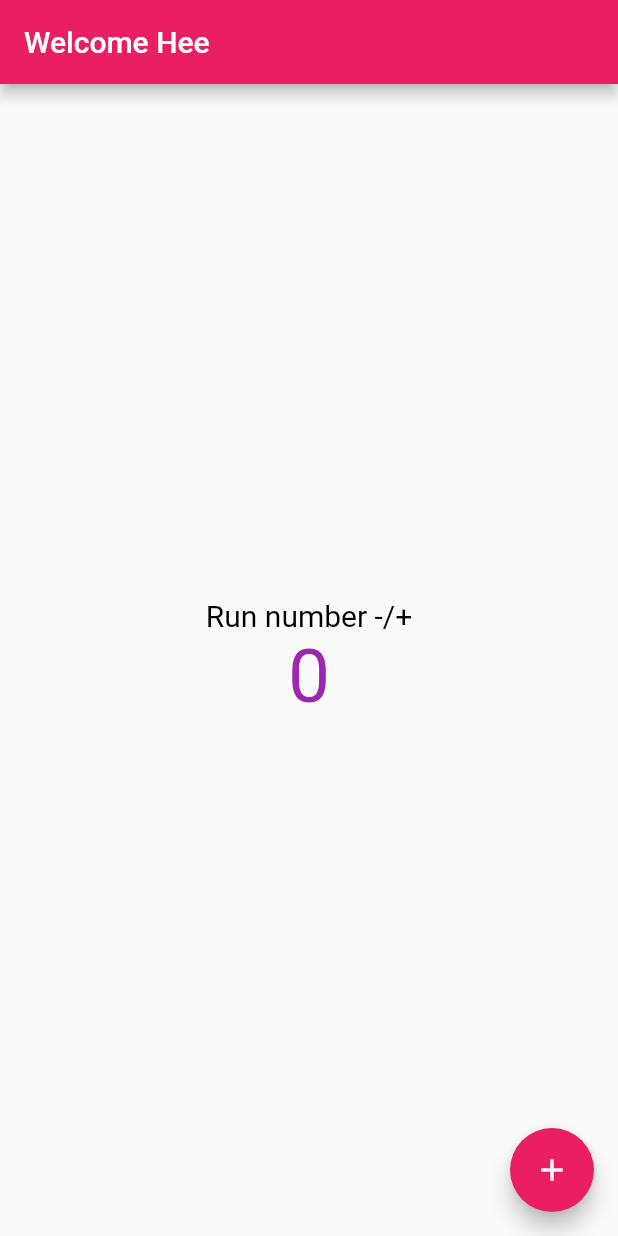
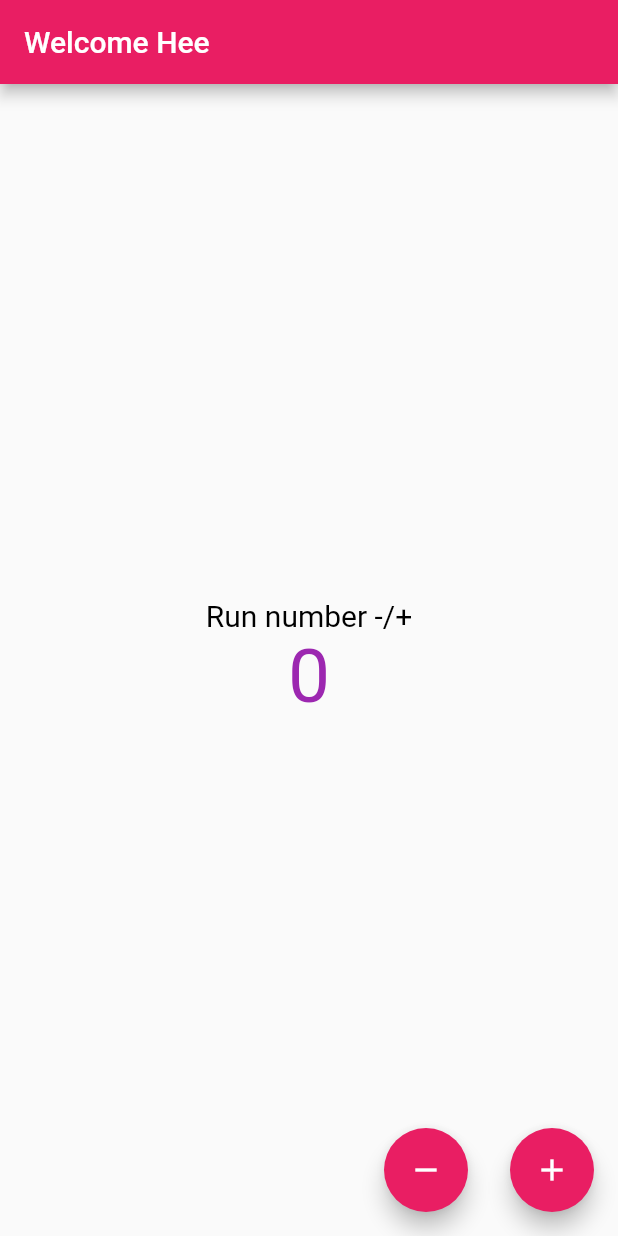
Before and after one commit to HumYacom/flutter, a Flutter app: the screen it shows after launch, on a phone screen of 412 x 824 dp. Run offline on Flutter 3.47's test engine with Material 2 defaults, Android fonts, the phone set to English and light mode, and no system bars.

Commit message:
input event

```diff
--- a/lib/main.dart
+++ b/lib/main.dart
@@ -29,6 +29,18 @@ class Main2 extends StatefulWidget {
 class _Main2State extends State<Main2> {
   int Number = 0;
 
+  void inc() {
+    setState(() {
+      Number++;
+    });
+  }
+
+  void dec() {
+    setState(() {
+      Number--;
+    });
+  }
+
   @override
   Widget build(BuildContext context) {
     return Scaffold(
@@ -50,9 +62,23 @@ class _Main2State extends State<Main2> {
           ],
         ),
       ),
-      floatingActionButton: FloatingActionButton(
-        onPressed: () {},
-        child: Icon(Icons.add),
+      floatingActionButton: Row(
+        mainAxisAlignment: MainAxisAlignment.end,
+        children: [
+          FloatingActionButton(
+            onPressed: dec,
+            tooltip: "-",
+            child: Icon(Icons.remove),
+          ),
+          SizedBox(
+            width: 28,
+          ),
+          FloatingActionButton(
+            onPressed: inc,
+            tooltip: "+",
+            child: Icon(Icons.add),
+          ),
+        ],
       ),
     );
   }
```
